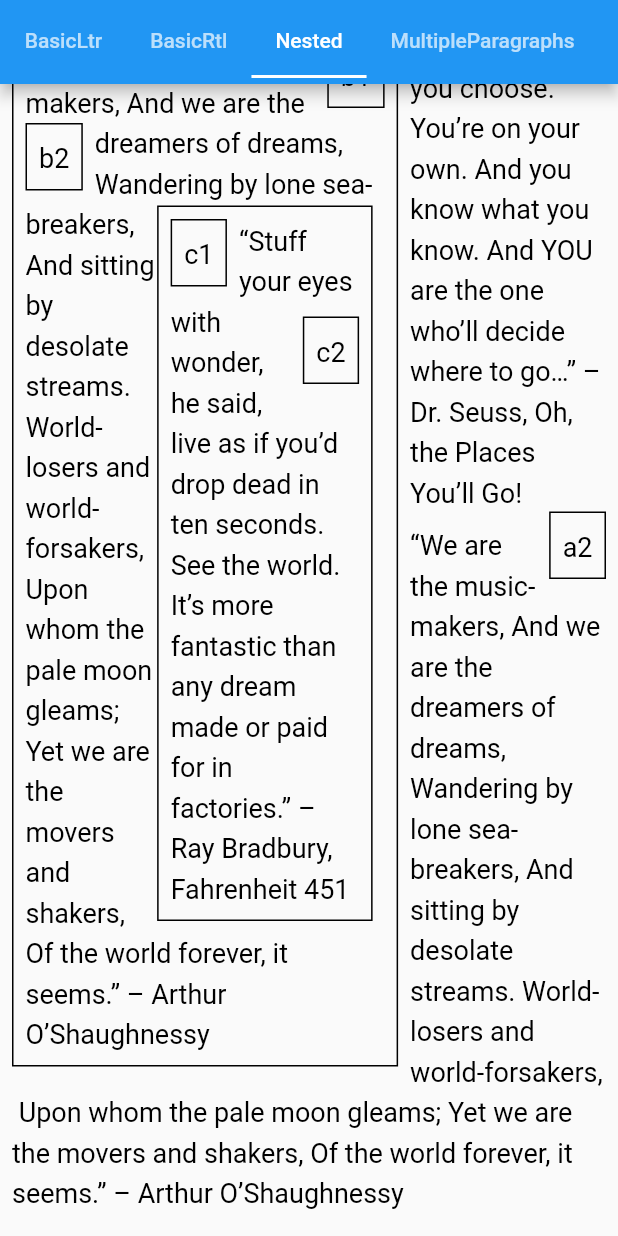
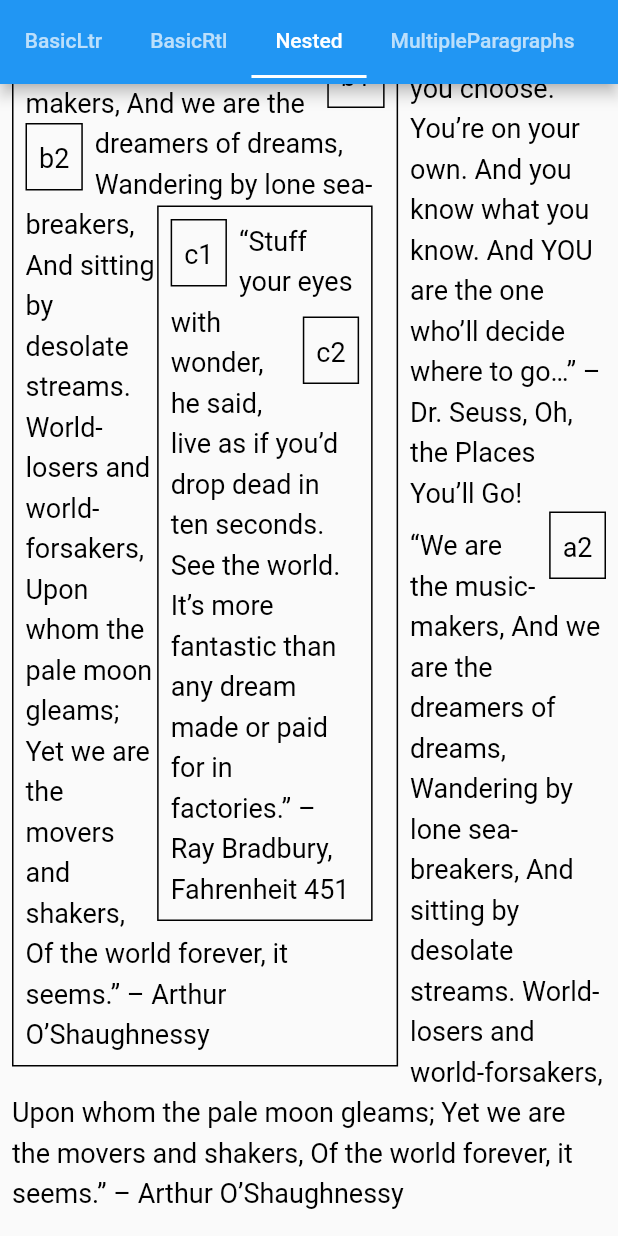
Before and after one commit to ronjb/float_column, a Flutter app: the screen it shows after launch, tab 3 chosen, scrolled down 161 dp, on a phone screen of 412 x 824 dp. Run offline on Flutter 3.47's test engine with Material 2 defaults, Android fonts, the phone set to English and light mode, and no system bars.

Commit message:
Version 0.1.4: Updated so negative indent values work correctly.

```diff
--- a/lib/src/inline_span_ext.dart
+++ b/lib/src/inline_span_ext.dart
@@ -114,7 +114,7 @@ extension FCInlineSpanExt on InlineSpan {
 
 extension FCListOfInlineSpanExt on List<InlineSpan> {
   ///
-  /// Splits this span at the given character [index] and returns a list of one or two lists.
+  /// Splits this list of spans at the given character [index] and returns one or two lists.
   /// If [index] is zero, or if [index] is greater than the number of characters in these spans,
   /// a list containing just this list is returned. If this list was split, an array of two lists
   /// is returned, containing the two new lists.
--- a/lib/src/render_float_column.dart
+++ b/lib/src/render_float_column.dart
@@ -548,12 +548,7 @@ class RenderFloatColumn extends RenderBox
       final estScaledFontSize = wtr[subIndex].initialScaledFontSize();
 
       // Adjust the left padding based on indent value.
-      final paddingLeft = padding.left +
-          (subIndex <= 0 && el.indent > 0.0
-              ? el.indent
-              : subIndex > 0 && el.indent < 0.0
-                  ? -el.indent
-                  : 0.0);
+      final paddingLeft = padding.left + (subIndex <= 0 ? el.indent : 0.0);
 
       final lineMinWidth = estScaledFontSize * 4.0 + paddingLeft + padding.right;
       final lineMinX = margin.left;
@@ -572,10 +567,12 @@ class RenderFloatColumn extends RenderBox
           floatR: floatR);
 
       // Adjust rect for padding.
-      if (paddingLeft > 0.0 || padding.right > 0.0) {
       rect = Rect.fromLTRB(
-            rect.left + paddingLeft, rect.top, rect.right - padding.right, rect.bottom);
-      }
+        rect.left + paddingLeft,
+        rect.top,
+        rect.right - padding.right,
+        rect.bottom,
+      );
 
       // dmPrint('findSpaceFor $yPosNext, estLineHeight $estLineHeight: $rect');
 
@@ -647,17 +644,21 @@ class RenderFloatColumn extends RenderBox
             final x = dir == TextDirection.ltr ? rect.width : 0.0;
             final y = math.min(nextChangeY, nextFloatTop - estLineHeight) - rect.top;
 
-            // Get the position in the text from the point offset.
-            final textPos = wtr[subIndex].getPositionForOffset(Offset(x, y));
-            if (textPos.offset > 0) {
-              // if (kDebugMode) {
-              //   final text = span.toPlainText(includeSemanticsLabels: false);
-              //   final sub = text.substring(0, textPos.offset);
-              //   dmPrint('Splitting text at ${Offset(x, y)} after "$sub"');
-              // }
+            // Get the character index in the text from the point offset.
+            var charIndex = wtr[subIndex].getPositionForOffset(Offset(x, y)).offset;
+            if (charIndex > 0) {
+              final text = span.toPlainText(includeSemanticsLabels: false);
+              if (charIndex < text.length - 1) {
+                // Skip trailing spaces.
+                final codeUnits = text.codeUnits;
+                while (charIndex < codeUnits.length - 1 && codeUnits[charIndex] == 0x0020) {
+                  charIndex++;
+                }
+
+                // dmPrint('Splitting at ${Offset(x, y)} after "${text.substring(0, charIndex)}"');
 
                 // Split the TextSpan...
-              final split = span.splitAtCharacterIndex(textPos.offset);
+                final split = span.splitAtCharacterIndex(charIndex);
 
                 // If it was split into two parts...
                 if (split.length == 2) {
@@ -668,12 +669,14 @@ class RenderFloatColumn extends RenderBox
                     wtr.subs.removeLast();
                   }
                   wtr.subs
-                  ..add(textRenderer.copyWith(
-                      split.first, subIndex == 0 ? 0 : wtr.subs[subIndex - 1].nextPlaceholderIndex))
-                  ..add(textRenderer.copyWith(split.last, wtr.subs[subIndex].nextPlaceholderIndex));
+                    ..add(textRenderer.copyWith(split.first,
+                        subIndex == 0 ? 0 : wtr.subs[subIndex - 1].nextPlaceholderIndex))
+                    ..add(
+                        textRenderer.copyWith(split.last, wtr.subs[subIndex].nextPlaceholderIndex));
 
                   // Re-run the loop, keeping the index the same.
                   continue;
+                }
               }
             }
           }
--- a/lib/src/util.dart
+++ b/lib/src/util.dart
@@ -73,7 +73,7 @@ Rect findSpaceFor({
   // TextDirection? textDir,
 }) {
   assert(startY < double.infinity);
-  assert(width >= 0.0 && width < double.infinity);
+  assert(width < double.infinity);
   assert(height >= 0.0 && height < double.infinity);
   assert(minX < double.infinity);
   assert(maxX < double.infinity && maxX - minX >= width);
--- a/pubspec.yaml
+++ b/pubspec.yaml
@@ -1,6 +1,6 @@
 name: float_column
 description: A Flutter package for building a vertical column of widgets and text with the ability to "float" child widgets to the left or right, similar to the functionality of CSS float and clear properties.
-version: 0.1.3
+version: 0.1.4
 repository: https://github.com/ronjb/float_column
 
 environment:
```
Also changed, not shown: example/pubspec.lock, 3 other files. Lines whose indentation alone changed are shown as unchanged.
